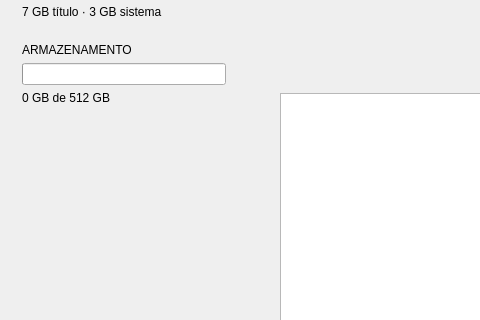
This is xs-s-emulator/ui/game_library.ui in pedroaugusto35731605-bit/sla as Qt 5 draws it before an edit; both pictures show x 0 to 480 and y 225 to 545 of the 1320 by 820 pixel window. The edited form follows.
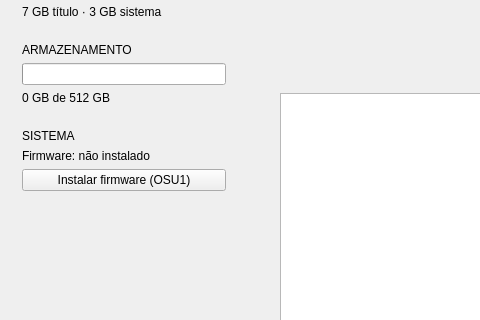
This is the edited form.

Commit message:
Adiciona instalação do firmware oficial (OSU1) ao SeriesS-Emu
- filesystem/firmware: localiza $SystemUpdate, lê os cabeçalhos XVD, recusa
  pacotes que não são do sistema, detecta a versão e instala em
  $XSS_HOME/firmware/<versão>
- CLI: fwinfo e fwinstall; boot registra o firmware na fase DXE
- UI: seção Sistema com instalação a partir do .zip (extração em segundo
  plano, proteção contra zip-slip) ou da pasta extraída
- iso_parser expõe read_xvd_header; testes com XVDs sintéticos

Claude-Session: https://claude.ai/code/session_01HbjgMo1mcQ8DaZCPDPaNbG

What changed in the file:
```diff
--- a/xs-s-emulator/ui/game_library.ui
+++ b/xs-s-emulator/ui/game_library.ui
@@ -65,6 +65,16 @@
        <item><widget class="QLabel" name="sectionSsd"><property name="text"><string>ARMAZENAMENTO</string></property></widget></item>
        <item><widget class="QProgressBar" name="ssdBar"><property name="textVisible"><bool>false</bool></property></widget></item>
        <item><widget class="QLabel" name="ssdInfo"><property name="wordWrap"><bool>true</bool></property><property name="text"><string>0 GB de 512 GB</string></property></widget></item>
+       <item>
+        <spacer name="ssdSpacer">
+         <property name="orientation"><enum>Qt::Vertical</enum></property>
+         <property name="sizeType"><enum>QSizePolicy::Fixed</enum></property>
+         <property name="sizeHint" stdset="0"><size><width>10</width><height>18</height></size></property>
+        </spacer>
+       </item>
+       <item><widget class="QLabel" name="sectionSys"><property name="text"><string>SISTEMA</string></property></widget></item>
+       <item><widget class="QLabel" name="fwInfo"><property name="wordWrap"><bool>true</bool></property><property name="text"><string>Firmware: não instalado</string></property></widget></item>
+       <item><widget class="QPushButton" name="btnFirmware"><property name="text"><string>Instalar firmware (OSU1)</string></property></widget></item>
        <item>
         <spacer name="railSpacer">
          <property name="orientation"><enum>Qt::Vertical</enum></property>
```
The commit also changes 11 other files.
